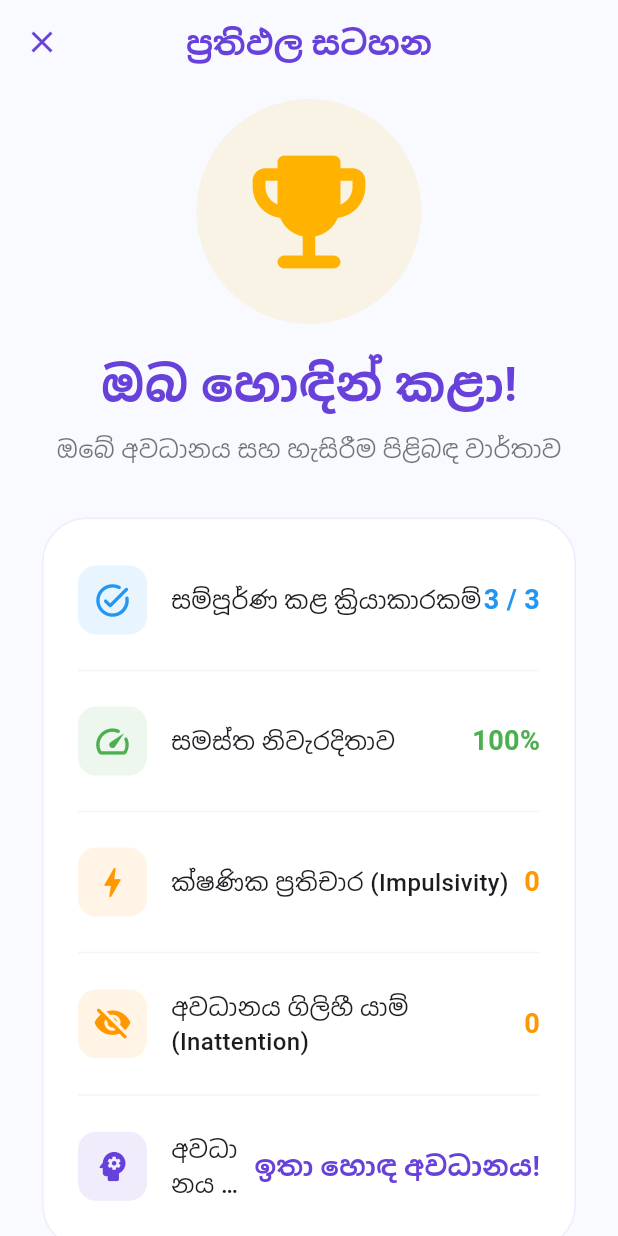
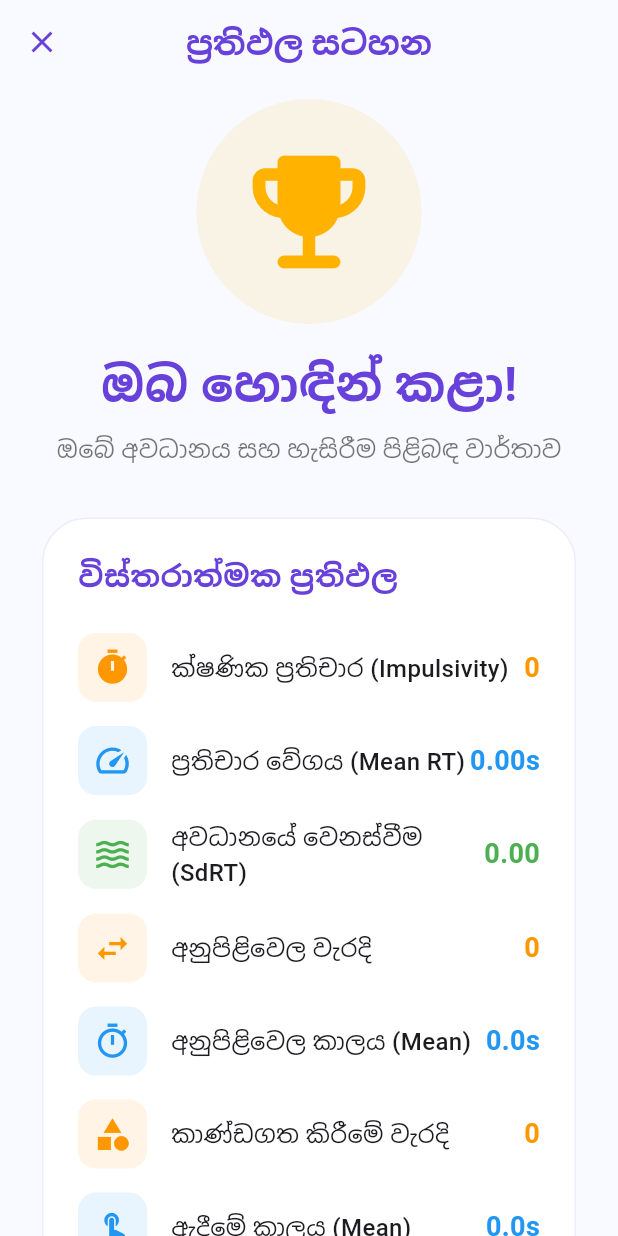
Before and after one commit to anupamamaheepala/RP_Frontend, a Flutter app: the Grade3ResultsPage screen opened directly, on a phone screen of 412 x 824 dp. Run offline on Flutter 3.47's test engine with Material 3 defaults, Android fonts, the phone set to English and light mode, and no system bars; our stand-ins replace audioplayers, camera, shared_preferences; missing offline and left inert: google_mlkit_face_detection, record; accounts and stored records are empty; network calls fail.

Commit message:
Merge master into Himansa

```diff
--- a/lib/config.dart
+++ b/lib/config.dart
@@ -1,8 +1,8 @@
 
 // DEV
-class Config {
- static const baseUrl = "https://rp-backend-production-a809.up.railway.app";
-}
+// class Config {
+//  static const baseUrl = "https://rp-backend-production-a809.up.railway.app";
+// }
 
 // //ANUPAMA
 // class Config {
@@ -20,8 +20,8 @@ class Config {
 // }
 
 //HIMANSA
-//  class Config {
-// static const baseUrl = "https://rp-backend-production-2448.up.railway.app";
-//
-//  //static const baseUrl = "http://192.168.8.153:8000";
-//  }
+ class Config {
+ static const baseUrl = "https://rp-backend-production-2448.up.railway.app";
+
+ // static const baseUrl = "http://192.168.8.153:8000";
+ }
--- /dev/null
+++ b/lib/pages/adhd/grade3/diagnostic_metrics.dart
@@ -0,0 +1,84 @@
+import 'dart:math';
+
+class DiagnosticMetrics {
+  // Task 1: Listen & Tap
+  int task1Correct = 0;
+  int task1Premature = 0;
+  int task1Wrong = 0;
+  List<double> task1ResponseTimes = []; // RT in seconds for correct taps
+
+  // Task 2: Sequence Tap
+  int task2Wrong = 0;
+  List<double> task2TrialTimes = []; // Time per trial in seconds
+
+  // Task 3: Match & Drag
+  int task3Wrong = 0;
+  List<double> task3DragTimes = []; // Time per item in seconds
+
+  // Computed values
+  double task1MeanRT = 0.0;
+  double task1SdRT = 0.0;
+  double task1CvRT = 0.0;
+  double task2MeanTrialTime = 0.0;
+  double task2SdTrialTime = 0.0;
+  double task3MeanDragTime = 0.0;
+  double task3SdDragTime = 0.0;
+
+  // Singleton — all tasks use the same instance
+  static final DiagnosticMetrics _instance = DiagnosticMetrics._internal();
+  factory DiagnosticMetrics() => _instance;
+  DiagnosticMetrics._internal();
+
+  void reset() {
+    task1Correct = 0;
+    task1Premature = 0;
+    task1Wrong = 0;
+    task1ResponseTimes.clear();
+    task2Wrong = 0;
+    task2TrialTimes.clear();
+    task3Wrong = 0;
+    task3DragTimes.clear();
+  }
+
+  void calculateStats() {
+    // Task 1
+    if (task1ResponseTimes.isNotEmpty) {
+      task1MeanRT = task1ResponseTimes.reduce((a, b) => a + b) / task1ResponseTimes.length;
+      final variance = task1ResponseTimes.map((rt) => pow(rt - task1MeanRT, 2)).reduce((a, b) => a + b) / task1ResponseTimes.length;
+      task1SdRT = sqrt(variance);
+      task1CvRT = task1MeanRT > 0 ? task1SdRT / task1MeanRT : 0;
+    }
+
+    // Task 2
+    if (task2TrialTimes.isNotEmpty) {
+      task2MeanTrialTime = task2TrialTimes.reduce((a, b) => a + b) / task2TrialTimes.length;
+      final variance = task2TrialTimes.map((t) => pow(t - task2MeanTrialTime, 2)).reduce((a, b) => a + b) / task2TrialTimes.length;
+      task2SdTrialTime = sqrt(variance);
+    }
+
+    // Task 3
+    if (task3DragTimes.isNotEmpty) {
+      task3MeanDragTime = task3DragTimes.reduce((a, b) => a + b) / task3DragTimes.length;
+      final variance = task3DragTimes.map((t) => pow(t - task3MeanDragTime, 2)).reduce((a, b) => a + b) / task3DragTimes.length;
+      task3SdDragTime = sqrt(variance);
+    }
+  }
+
+  double getRiskScore() {
+    calculateStats();
+
+    const double maxPremature = 30.0;
+    const double maxSdRT = 1.5;
+    const double maxTask2Wrong = 50.0;
+    const double maxTask2SdTime = 20.0;
+    const double maxTask3Wrong = 20.0;
+
+    return (
+        0.4 * (task1Premature / maxPremature) +
+            0.3 * (task1SdRT / maxSdRT) +
+            0.15 * (task2Wrong / maxTask2Wrong) +
+            0.1 * (task2SdTrialTime / maxTask2SdTime) +
+            0.05 * (task3Wrong / maxTask3Wrong)
+    ).clamp(0.0, 1.0);
+  }
+}
--- a/lib/pages/adhd/grade3/grade3_results_page.dart
+++ b/lib/pages/adhd/grade3/grade3_results_page.dart
@@ -1,11 +1,10 @@
-// lib/pages/ADHD/grade3/grade3_results_page.dart
-
 import 'package:flutter/material.dart';
 import 'package:http/http.dart' as http;
 import 'dart:convert';
 
-import 'task_stats.dart';           // Same folder
-import '../../../config.dart';      // Correct path: up 3 levels to lib/config.dart
+import 'task_stats.dart';
+import 'diagnostic_metrics.dart';
+import '../../../config.dart';
 
 class Grade3ResultsPage extends StatefulWidget {
   const Grade3ResultsPage({super.key});
@@ -18,26 +17,17 @@ class _Grade3ResultsPageState extends State<Grade3ResultsPage> {
   bool _isSaving = true;
   String _saveMessage = "ප්‍රතිඵල සුරකිමින්...";
 
+  final DiagnosticMetrics _metrics = DiagnosticMetrics();
+
+  double? riskScore; // nullable to avoid late error
+
   int get totalActions => TaskStats.totalCorrect + TaskStats.totalWrong + TaskStats.totalPremature;
-
-  double get overallAccuracy {
-    if (totalActions == 0) return 100.0;
-    return (TaskStats.totalCorrect / totalActions * 100).clamp(0.0, 100.0);
-  }
-
-  String get attentionLevel {
-    if (TaskStats.totalPremature >= 8 || TaskStats.totalWrong >= 10) {
-      return "අවධානය වැඩිදියුණු කිරීම අවශ්‍යයි";
-    } else if (TaskStats.totalPremature >= 5 || TaskStats.totalWrong >= 6) {
-      return "මධ්‍යම අවධානය";
-    } else {
-      return "ඉතා හොඳ අවධානය!";
-    }
-  }
 
   @override
   void initState() {
     super.initState();
+    _metrics.calculateStats();
+    riskScore = _metrics.getRiskScore();
     _submitResultsToBackend();
   }
 
@@ -49,7 +39,7 @@ class _Grade3ResultsPageState extends State<Grade3ResultsPage> {
       "total_correct": TaskStats.totalCorrect,
       "total_premature": TaskStats.totalPremature,
       "total_wrong": TaskStats.totalWrong,
-      "overall_accuracy": overallAccuracy,
+      "overall_accuracy": totalActions == 0 ? 100.0 : (TaskStats.totalCorrect / totalActions * 100),
       "timestamp": DateTime.now().toIso8601String(),
     };
 
@@ -60,18 +50,13 @@ class _Grade3ResultsPageState extends State<Grade3ResultsPage> {
         body: jsonEncode(payload),
       );
 
-      if (response.statusCode == 200) {
-        setState(() {
-          _isSaving = false;
-          _saveMessage = "ප්‍රතිඵල සාර්ථකව සුරකින ලදී!";
-        });
-        TaskStats.reset();
-      } else {
-        setState(() {
-          _isSaving = false;
-          _saveMessage = "සේවාදායක දෝෂයක් (Status: ${response.statusCode})";
-        });
-      }
+      setState(() {
+        _isSaving = false;
+        _saveMessage = response.statusCode == 200
+            ? "ප්‍රතිඵල සාර්ථකව සුරකින ලදී!"
+            : "සේවාදායක දෝෂයක් (Status: ${response.statusCode})";
+      });
+      TaskStats.reset();
     } catch (e) {
       setState(() {
         _isSaving = false;
@@ -80,7 +65,6 @@ class _Grade3ResultsPageState extends State<Grade3ResultsPage> {
     }
   }
 
-  // UI Colors
   final Color primaryBg = const Color(0xFFF8FAFF);
   final Color secondaryPurple = const Color(0xFF6741D9);
   final Color accentAmber = const Color(0xFFFFB300);
@@ -109,8 +93,6 @@ class _Grade3ResultsPageState extends State<Grade3ResultsPage> {
             child: Text(
               label,
               style: const TextStyle(fontSize: 16, fontWeight: FontWeight.w500),
-              overflow: TextOverflow.ellipsis,
-              maxLines: 2,
             ),
           ),
           Text(
@@ -127,6 +109,17 @@ class _Grade3ResultsPageState extends State<Grade3ResultsPage> {
   }
 
   Widget _buildDivider() => Divider(height: 32, thickness: 1, color: Colors.grey[100]);
+
+  String _getPlanMessage() {
+    if (riskScore == null) return "ගණනය වෙමින්...";
+    if (riskScore! < 0.3) {
+      return "ඉතා හොඳ අවධානය! සාමාන්‍ය ඉගෙනුම් සැලැස්ම භාවිතා කරන්න.";
+    } else if (riskScore! < 0.6) {
+      return "මධ්‍යම අවධානය — කෙටි විවේක, දෘශ්‍ය ආධාරක, කොටස්වලට බෙදූ උපදෙස් එකතු කරන්න.";
+    } else {
+      return "ඉහළ අවධානය අවශ්‍යතා — පූර්ණ පුද්ගලික සැලැස්ම: ඉක්මන් ප්‍රතිචාර පාලන ක්‍රීඩා, අංක රේඛා මෙවලම්, වර්ණ කේතකරණය, කෙටි සැසි.";
+    }
+  }
 
   @override
   Widget build(BuildContext context) {
@@ -146,8 +139,6 @@ class _Grade3ResultsPageState extends State<Grade3ResultsPage> {
         padding: const EdgeInsets.symmetric(horizontal: 24.0, vertical: 10),
         child: Column(
           children: [
-            // Header, Results Card, Encouragement — same as before
-            // (Keep your existing build code here — it's excellent)
             Column(
               children: [
                 Stack(
@@ -173,16 +164,28 @@ class _Grade3ResultsPageState extends State<Grade3ResultsPage> {
               child: Padding(
                 padding: const EdgeInsets.all(24.0),
                 child: Column(
+                  crossAxisAlignment: CrossAxisAlignment.start,
                   children: [
-                    _buildResultRow(icon: Icons.task_alt_rounded, label: 'සම්පූර්ණ කළ ක්‍රියාකාරකම්', value: '3 / 3', color: Colors.blue),
+                    Text("විස්තරාත්මක ප්‍රතිඵල", style: TextStyle(fontSize: 20, fontWeight: FontWeight.bold, color: secondaryPurple)),
+                    const SizedBox(height: 15),
+
+                    _buildResultRow(icon: Icons.timer, label: 'ක්ෂණික ප්‍රතිචාර (Impulsivity)', value: '${_metrics.task1Premature}', color: _metrics.task1Premature > 10 ? Colors.red : Colors.orange),
+                    _buildResultRow(icon: Icons.speed, label: 'ප්‍රතිචාර වේගය (Mean RT)', value: '${_metrics.task1MeanRT.toStringAsFixed(2)}s', color: Colors.blue),
+                    _buildResultRow(icon: Icons.waves, label: 'අවධානයේ වෙනස්වීම (SdRT)', value: '${_metrics.task1SdRT.toStringAsFixed(2)}', color: _metrics.task1SdRT > 0.5 ? Colors.red : Colors.green),
+                    _buildResultRow(icon: Icons.swap_horiz, label: 'අනුපිළිවෙල වැරදි', value: '${_metrics.task2Wrong}', color: _metrics.task2Wrong > 10 ? Colors.red : Colors.orange),
+                    _buildResultRow(icon: Icons.timer_outlined, label: 'අනුපිළිවෙල කාලය (Mean)', value: '${_metrics.task2MeanTrialTime.toStringAsFixed(1)}s', color: Colors.blue),
+                    _buildResultRow(icon: Icons.category, label: 'කාණ්ඩගත කිරීමේ වැරදි', value: '${_metrics.task3Wrong}', color: _metrics.task3Wrong > 3 ? Colors.red : Colors.orange),
+                    _buildResultRow(icon: Icons.touch_app, label: 'ඇදීමේ කාලය (Mean)', value: '${_metrics.task3MeanDragTime.toStringAsFixed(1)}s', color: Colors.blue),
+
                     _buildDivider(),
-                    _buildResultRow(icon: Icons.speed_rounded, label: 'සමස්ත නිවැරදිතාව', value: '${overallAccuracy.toStringAsFixed(0)}%', color: overallAccuracy >= 80 ? Colors.green : Colors.orange),
-                    _buildDivider(),
-                    _buildResultRow(icon: Icons.bolt_rounded, label: 'ක්ෂණික ප්‍රතිචාර (Impulsivity)', value: '${TaskStats.totalPremature}', color: TaskStats.totalPremature > 5 ? Colors.red : Colors.orange),
-                    _buildDivider(),
-                    _buildResultRow(icon: Icons.visibility_off_rounded, label: 'අවධානය ගිලිහී යාම් (Inattention)', value: '${TaskStats.totalWrong}', color: TaskStats.totalWrong > 6 ? Colors.red : Colors.orange),
-                    _buildDivider(),
-                    _buildResultRow(icon: Icons.psychology_rounded, label: 'අවධානය මට්ටම', value: attentionLevel, color: secondaryPurple, isBold: true),
+
+                    _buildResultRow(
+                      icon: Icons.psychology_rounded,
+                      label: 'සමස්ත අවධානය මට්ටම',
+                      value: riskScore == null ? 'ගණනය වෙමින්...' : '${(riskScore! * 100).toStringAsFixed(0)}%',
+                      color: secondaryPurple,
+                      isBold: true,
+                    ),
                   ],
                 ),
               ),
@@ -194,9 +197,9 @@ class _Grade3ResultsPageState extends State<Grade3ResultsPage> {
               padding: const EdgeInsets.all(20),
               decoration: BoxDecoration(color: accentAmber.withOpacity(0.1), borderRadius: BorderRadius.circular(20)),
               child: Text(
-                'ඔබේ ප්‍රතිඵල අනුව, අපි ඔබට ගැලපෙන විශේෂ ඉගෙනුම් සැලැස්මක් සකස් කරන්නෙමු!',
+                _getPlanMessage(),
                 textAlign: TextAlign.center,
-                style: TextStyle(fontSize: 16, color: secondaryPurple, fontWeight: FontWeight.w500),
+                style: TextStyle(fontSize: 17, color: secondaryPurple, fontWeight: FontWeight.w600),
               ),
             ),
 
```
Also changed, not shown: lib/pages/adhd/grade3/grade3_task1_listen_tap.dart (+24 -21 lines), lib/pages/adhd/grade3/grade3_task2_sequence_tap.dart (+15 -2 lines), lib/pages/adhd/grade3/grade3_task3_match_drag.dart (+29 -47 lines).
